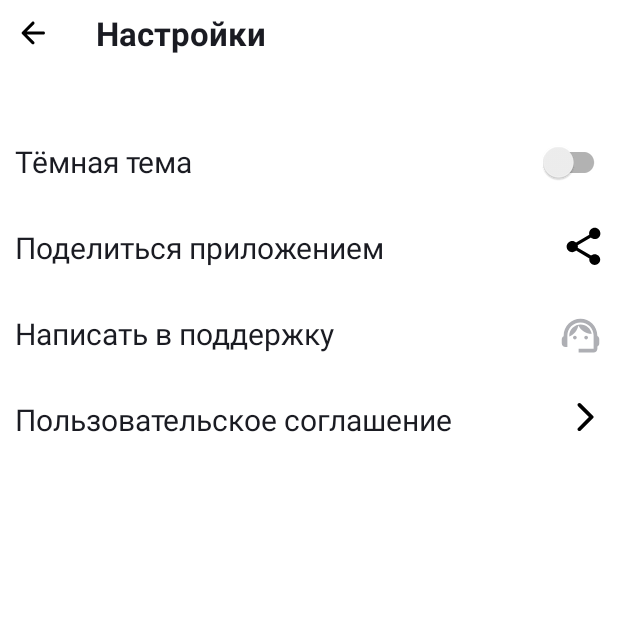
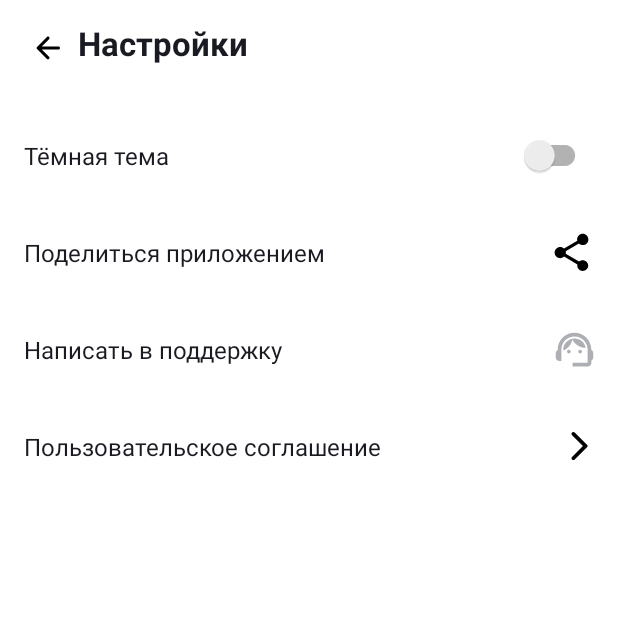
Before and after one commit to KrokodilGenadiy/Playlist_Maker, an Android app: the screen it shows after launch (MainActivity), after a tap on "Настройки", on a phone screen of 412 x 824 dp, the top half of it. Run offline under Robolectric (Android 15) with nearby library versions, the phone set to English and light mode, and no system bars.

Commit message:
small adjustments

```diff
--- a/app/src/main/java/com/zaus_app/playlistmaker/view/SettingsFragment.kt
+++ b/app/src/main/java/com/zaus_app/playlistmaker/view/SettingsFragment.kt
@@ -20,6 +20,15 @@ class SettingsFragment : Fragment() {
         return binding.root
     }
 
+    override fun onViewCreated(view: View, savedInstanceState: Bundle?) {
+        super.onViewCreated(view, savedInstanceState)
+        with (binding) {
+            goBack.setOnClickListener {
+                parentFragmentManager.popBackStack()
+            }
+        }
+    }
+
     override fun onDestroy() {
         super.onDestroy()
         _binding = null
--- a/app/src/main/res/layout/fragment_media.xml
+++ b/app/src/main/res/layout/fragment_media.xml
@@ -5,10 +5,4 @@
     android:layout_height="match_parent"
     tools:context=".view.MediaFragment">
 
-    <!-- TODO: Update blank fragment layout -->
-    <TextView
-        android:layout_width="match_parent"
-        android:layout_height="match_parent"
-        android:text="@string/hello_blank_fragment" />
-
 </FrameLayout>
--- a/app/src/main/res/layout/fragment_search.xml
+++ b/app/src/main/res/layout/fragment_search.xml
@@ -5,10 +5,4 @@
     android:layout_height="match_parent"
     tools:context=".view.SearchFragment">
 
-    <!-- TODO: Update blank fragment layout -->
-    <TextView
-        android:layout_width="match_parent"
-        android:layout_height="match_parent"
-        android:text="@string/hello_blank_fragment" />
-
 </FrameLayout>
--- a/app/src/main/res/layout/fragment_settings.xml
+++ b/app/src/main/res/layout/fragment_settings.xml
@@ -10,7 +10,7 @@
         android:id="@+id/go_back"
         android:layout_width="wrap_content"
         android:layout_height="wrap_content"
-        android:layout_margin="@dimen/dimens_10_dp"
+        android:layout_margin="@dimen/dimens_20_dp"
         android:src="@drawable/ic_round_arrow_back_24"
         app:layout_constraintStart_toStartOf="parent"
         app:layout_constraintTop_toTopOf="parent" />
@@ -19,98 +19,140 @@
         android:id="@+id/header"
         android:layout_width="wrap_content"
         android:layout_height="wrap_content"
-        android:layout_marginStart="30dp"
-        android:layout_marginTop="7dp"
-        android:text="Настройки"
+        android:layout_marginStart="@dimen/dimens_8_dp"
+        android:layout_marginTop="@dimen/dimens_14_dp"
+        android:text="@string/settings"
         android:textColor="@color/black"
-        android:textSize="22sp"
+        android:textSize="@dimen/dimens_22_sp"
         android:textStyle="bold"
         app:layout_constraintStart_toEndOf="@id/go_back"
         app:layout_constraintTop_toTopOf="parent" />
 
+    <LinearLayout
+        android:id="@+id/dark_theme_container"
+        android:layout_width="@dimen/dimens_0_dp"
+        android:layout_height="wrap_content"
+        android:orientation="horizontal"
+        android:layout_marginTop="@dimen/dimens_40_dp"
+        app:layout_constraintStart_toStartOf="parent"
+        app:layout_constraintEnd_toEndOf="parent"
+        app:layout_constraintTop_toBottomOf="@id/header">
 
         <TextView
             android:id="@+id/theme_text"
-        android:layout_width="wrap_content"
+            android:layout_width="@dimen/dimens_0_dp"
             android:layout_height="wrap_content"
-        android:layout_marginStart="@dimen/dimens_10_dp"
-        android:layout_marginTop="60dp"
-        android:text="Тёмная тема"
+            android:layout_gravity="start|center"
+            android:text="@string/black_theme"
+            android:layout_weight="1"
+            android:layout_marginStart="@dimen/dimens_16_dp"
+            android:layout_marginTop="@dimen/dimens_21_dp"
+            android:layout_marginBottom="@dimen/dimens_21_dp"
             android:textColor="@color/black"
-        android:textSize="20sp"
-        app:layout_constraintStart_toStartOf="parent"
-        app:layout_constraintTop_toBottomOf="@id/go_back" />
+            android:textSize="@dimen/dimens_16_sp" />
 
         <androidx.appcompat.widget.SwitchCompat
             android:layout_width="wrap_content"
             android:layout_height="wrap_content"
-        android:layout_marginTop="50dp"
-        android:layout_marginEnd="5dp"
+            android:layout_marginEnd="@dimen/dimens_18_dp"
+            android:layout_gravity="end|center" />
+    </LinearLayout>
+
+
+    <LinearLayout
+        android:id="@+id/share_container"
+        android:layout_width="0dp"
+        android:layout_height="wrap_content"
+        android:orientation="horizontal"
+        app:layout_constraintStart_toStartOf="parent"
         app:layout_constraintEnd_toEndOf="parent"
-        app:layout_constraintTop_toBottomOf="@id/go_back" />
+        app:layout_constraintTop_toBottomOf="@id/dark_theme_container">
 
         <TextView
             android:id="@+id/share_text"
-        android:layout_width="wrap_content"
+            android:layout_width="@dimen/dimens_0_dp"
             android:layout_height="wrap_content"
-        android:layout_marginStart="@dimen/dimens_10_dp"
-        android:layout_marginTop="30dp"
-        android:text="Поделиться приложением"
+            android:layout_weight="1"
+            android:layout_marginStart="@dimen/dimens_16_dp"
+            android:layout_marginTop="@dimen/dimens_21_dp"
+            android:layout_marginBottom="@dimen/dimens_21_dp"
+            android:text="@string/share_app"
             android:textColor="@color/black"
-        android:textSize="20sp"
-        app:layout_constraintStart_toStartOf="parent"
-        app:layout_constraintTop_toBottomOf="@id/theme_text" />
+            android:textSize="@dimen/dimens_16_sp" />
 
         <ImageView
             android:layout_width="wrap_content"
             android:layout_height="wrap_content"
-        android:layout_marginTop="@dimen/dimens_28_dp"
-        android:layout_marginEnd="8dp"
+            android:layout_marginEnd="@dimen/dimens_16_dp"
             android:src="@drawable/ic_round_share_24"
+            android:layout_gravity="center|end"/>
+    </LinearLayout>
+
+
+    <LinearLayout
+        android:id="@+id/help_container"
+        android:layout_width="0dp"
+        android:layout_height="wrap_content"
+        android:orientation="horizontal"
+        app:layout_constraintStart_toStartOf="parent"
         app:layout_constraintEnd_toEndOf="parent"
-        app:layout_constraintTop_toBottomOf="@id/theme_text" />
+        app:layout_constraintTop_toBottomOf="@id/share_container">
 
         <TextView
             android:id="@+id/help_text"
-        android:layout_width="wrap_content"
+            android:layout_width="@dimen/dimens_0_dp"
             android:layout_height="wrap_content"
-        android:layout_marginStart="10dp"
-        android:layout_marginTop="30dp"
-        android:text="Написать в поддержку"
+            android:layout_weight="1"
+            android:text="@string/write_to_support"
             android:textColor="@color/black"
-        android:textSize="20sp"
-        app:layout_constraintStart_toStartOf="parent"
-        app:layout_constraintTop_toBottomOf="@id/share_text" />
+            android:layout_marginStart="@dimen/dimens_16_dp"
+            android:layout_marginTop="@dimen/dimens_21_dp"
+            android:layout_marginBottom="@dimen/dimens_21_dp"
+            android:textSize="@dimen/dimens_16_sp" />
 
         <ImageView
             android:layout_width="wrap_content"
             android:layout_height="wrap_content"
-        android:layout_marginTop="30dp"
-        android:layout_marginEnd="10dp"
             android:src="@drawable/ic_light_mode"
+            android:layout_marginEnd="@dimen/dimens_14_dp"
+            android:layout_gravity="center|end"/>
+
+    </LinearLayout>
+
+
+
+    <LinearLayout
+        android:id="@+id/agreement_container"
+        android:layout_width="0dp"
+        android:layout_height="wrap_content"
+        android:orientation="horizontal"
+        app:layout_constraintStart_toStartOf="parent"
         app:layout_constraintEnd_toEndOf="parent"
-        app:layout_constraintTop_toBottomOf="@id/share_text" />
+        app:layout_constraintTop_toBottomOf="@id/help_container">
 
         <TextView
             android:id="@+id/agreement_text"
-        android:layout_width="wrap_content"
+            android:layout_width="@dimen/dimens_0_dp"
             android:layout_height="wrap_content"
-        android:layout_marginStart="10dp"
-        android:layout_marginTop="30dp"
-        android:text="Пользовательское соглашение"
+            android:layout_weight="1"
+            android:text="@string/user_agreement"
             android:textColor="@color/black"
-        android:textSize="20sp"
-        app:layout_constraintStart_toStartOf="parent"
-        app:layout_constraintTop_toBottomOf="@id/help_text" />
+            android:textSize="@dimen/dimens_16_sp"
+            android:layout_marginTop="@dimen/dimens_21_dp"
+            android:layout_marginBottom="@dimen/dimens_21_dp"
+            android:layout_marginStart="@dimen/dimens_16_dp"/>
 
         <ImageView
             android:layout_width="wrap_content"
             android:layout_height="wrap_content"
-        android:layout_marginTop="30dp"
-        android:layout_marginEnd="10dp"
+            android:layout_marginEnd="@dimen/dimens_14_dp"
             android:src="@drawable/ic_round_arrow_forward_ios_24"
-        app:layout_constraintEnd_toEndOf="parent"
-        app:layout_constraintTop_toBottomOf="@id/help_text" />
+            android:layout_gravity="center|end"/>
+
+    </LinearLayout>
+
+
+
 
 
 
--- a/app/src/main/res/values/dimens.xml
+++ b/app/src/main/res/values/dimens.xml
@@ -19,5 +19,9 @@
     <dimen name="dimens_24_dp">24dp</dimen>
     <dimen name="dimens_25_dp">25dp</dimen>
     <dimen name="dimens_28_dp">28dp</dimen>
+    <dimen name="dimens_40_dp">28dp</dimen>
     <dimen name="dimens_22_sp">22sp</dimen>
+    <dimen name="dimens_16_sp">16sp</dimen>
+    <dimen name="dimens_21_dp">21dp</dimen>
+    <dimen name="dimens_5_dp">5dp</dimen>
 </resources>
--- a/app/src/main/res/values/strings.xml
+++ b/app/src/main/res/values/strings.xml
@@ -3,6 +3,9 @@
     <string name="search">Поиск</string>
     <string name="media">Медиатека</string>
     <string name="settings">Настройки</string>
-    <!-- TODO: Remove or change this placeholder text -->
-    <string name="hello_blank_fragment">Hello blank fragment</string>
+    <string name="black_theme">Тёмная тема</string>
+    <string name="user_agreement">Пользовательское соглашение</string>
+    <string name="write_to_support">Написать в поддержку</string>
+    <string name="share_app">Поделиться приложением</string>
+
 </resources>
```
Also changed, not shown: app/src/main/res/layout/fragment_main.xml (+31 -28 lines). Lines whose indentation alone changed are shown as unchanged.
